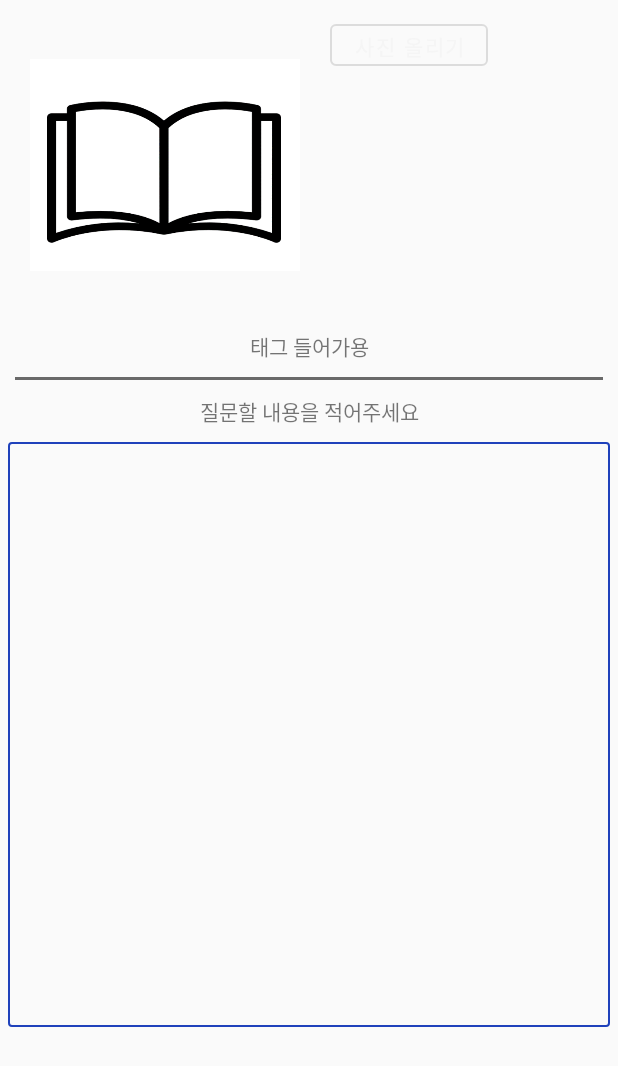
After one commit to SSU-tudy/server, an Android app: the UploadPostFormat screen opened directly, with no data from a screen before it, on a phone screen of 412 x 824 dp. The commit adds this screen. Shown: the top 1066 px of the screen. Run offline under Robolectric (Android 15) with nearby library versions, the phone set to English and light mode, and no system bars.

Commit message:
업로드 버튼 추가 DB 업로드 확인

```diff
--- a/app/src/main/AndroidManifest.xml
+++ b/app/src/main/AndroidManifest.xml
@@ -20,52 +20,71 @@
         android:theme="@style/Theme.Ssuwap"
         tools:targetApi="31">
         <activity
+            android:name=".ui.post.uploadpost.UploadPostFormat"
+            android:exported="true">
+            <intent-filter>
+                <action android:name="android.intent.action.MAIN" />
+
+                <category android:name="android.intent.category.LAUNCHER" />
+            </intent-filter>
+        </activity>
+        <activity
             android:name=".ui.login.RegisterActivity"
             android:exported="false" />
         <activity
             android:name=".ui.login.LoginActivity"
             android:exported="true">
-<!--            <intent-filter>-->
-<!--                <action android:name="android.intent.action.MAIN" />-->
 
-<!--                <category android:name="android.intent.category.LAUNCHER" />-->
-<!--            </intent-filter>-->
+            <!-- <intent-filter> -->
+            <!-- <action android:name="android.intent.action.MAIN" /> -->
+
+
+            <!-- <category android:name="android.intent.category.LAUNCHER" /> -->
+            <!-- </intent-filter> -->
         </activity>
         <activity
             android:name=".MainPostActivity"
             android:exported="true">
-<!--            <intent-filter>-->
-<!--                <action android:name="android.intent.action.MAIN" />-->
 
-<!--                <category android:name="android.intent.category.LAUNCHER" />-->
-<!--            </intent-filter>-->
+            <!-- <intent-filter> -->
+            <!-- <action android:name="android.intent.action.MAIN" /> -->
+
+
+            <!-- <category android:name="android.intent.category.LAUNCHER" /> -->
+            <!-- </intent-filter> -->
         </activity>
         <activity
             android:name=".ui.book.upload.isbn.UploadBookScan"
             android:exported="true">
-<!--            <intent-filter>-->
-<!--                <action android:name="android.intent.action.MAIN" />-->
 
-<!--                <category android:name="android.intent.category.LAUNCHER" />-->
-<!--            </intent-filter>-->
+            <!-- <intent-filter> -->
+            <!-- <action android:name="android.intent.action.MAIN" /> -->
+
+
+            <!-- <category android:name="android.intent.category.LAUNCHER" /> -->
+            <!-- </intent-filter> -->
         </activity>
         <activity
             android:name=".ui.book.upload.UploadBookFormat"
             android:exported="true">
-<!--            <intent-filter>-->
-<!--                <action android:name="android.intent.action.MAIN" />-->
 
-<!--                <category android:name="android.intent.category.LAUNCHER" />-->
-<!--            </intent-filter>-->
+            <!-- <intent-filter> -->
+            <!-- <action android:name="android.intent.action.MAIN" /> -->
+
+
+            <!-- <category android:name="android.intent.category.LAUNCHER" /> -->
+            <!-- </intent-filter> -->
         </activity>
         <activity
             android:name=".ui.book.buying.BuyingActivity"
             android:exported="true">
-<!--            <intent-filter>-->
-<!--                <action android:name="android.intent.action.MAIN" />-->
 
-<!--                <category android:name="android.intent.category.LAUNCHER" />-->
-<!--            </intent-filter>-->
+            <!-- <intent-filter> -->
+            <!-- <action android:name="android.intent.action.MAIN" /> -->
+
+
+            <!-- <category android:name="android.intent.category.LAUNCHER" /> -->
+            <!-- </intent-filter> -->
         </activity>
         <activity
             android:name=".ui.book.selling.SellinglistActivity"
@@ -79,11 +98,13 @@
         <activity
             android:name=".ui.book.main.MainActivity"
             android:exported="true">
-<!--            <intent-filter>-->
-<!--                <action android:name="android.intent.action.MAIN" />-->
 
-<!--                <category android:name="android.intent.category.LAUNCHER" />-->
-<!--            </intent-filter>-->
+            <!-- <intent-filter> -->
+            <!-- <action android:name="android.intent.action.MAIN" /> -->
+
+
+            <!-- <category android:name="android.intent.category.LAUNCHER" /> -->
+            <!-- </intent-filter> -->
         </activity>
     </application>
 
--- /dev/null
+++ b/app/src/main/java/com/example/ssuwap/ui/post/uploadpost/UploadPostFormat.java
@@ -0,0 +1,26 @@
+package com.example.ssuwap.ui.post.uploadpost;
+
+import android.os.Bundle;
+
+import androidx.activity.EdgeToEdge;
+import androidx.appcompat.app.AppCompatActivity;
+import androidx.core.graphics.Insets;
+import androidx.core.view.ViewCompat;
+import androidx.core.view.WindowInsetsCompat;
+
+import com.example.ssuwap.R;
+
+public class UploadPostFormat extends AppCompatActivity {
+
+    @Override
+    protected void onCreate(Bundle savedInstanceState) {
+        super.onCreate(savedInstanceState);
+        EdgeToEdge.enable(this);
+        setContentView(R.layout.activity_upload_post_format);
+        ViewCompat.setOnApplyWindowInsetsListener(findViewById(R.id.main), (v, insets) -> {
+            Insets systemBars = insets.getInsets(WindowInsetsCompat.Type.systemBars());
+            v.setPadding(systemBars.left, systemBars.top, systemBars.right, systemBars.bottom);
+            return insets;
+        });
+    }
+}
--- /dev/null
+++ b/app/src/main/res/drawable/custom_edittext.xml
@@ -0,0 +1,22 @@
+<?xml version="1.0" encoding="utf-8"?>
+<selector xmlns:android="http://schemas.android.com/apk/res/android">
+    <item android:state_focused="true">
+        <shape xmlns:android="http://schemas.android.com/apk/res/android"
+            android:shape="rectangle">
+            <stroke
+                android:width="1dp"
+                android:color="#1F41BB"/>
+            <corners android:radius="2dp"/>
+        </shape>
+    </item>
+
+    <item android:state_focused="false">
+        <shape xmlns:android="http://schemas.android.com/apk/res/android"
+            android:shape="rectangle">
+            <stroke
+                android:width="1dp"
+                android:color="#F1F4FF"/>
+            <corners android:radius="2dp"/>
+        </shape>
+    </item>
+</selector>
--- a/app/src/main/res/layout/activity_upload_book_format.xml
+++ b/app/src/main/res/layout/activity_upload_book_format.xml
@@ -34,7 +34,7 @@
                 android:id = "@+id/upload_bookimage"
                 android:layout_width="200dp"
                 android:layout_height="200dp"
-                android:src="@drawable/samplebook"
+                android:src="@drawable/booksample"
                 android:padding="10dp"
                 />
 
--- /dev/null
+++ b/app/src/main/res/layout/activity_upload_post_format.xml
@@ -0,0 +1,74 @@
+<?xml version="1.0" encoding="utf-8"?>
+<androidx.constraintlayout.widget.ConstraintLayout xmlns:android="http://schemas.android.com/apk/res/android"
+    xmlns:app="http://schemas.android.com/apk/res-auto"
+    xmlns:tools="http://schemas.android.com/tools"
+    android:id="@+id/main"
+    android:layout_width="match_parent"
+    android:layout_height="match_parent"
+    tools:context=".ui.post.uploadpost.UploadPostFormat">
+    <LinearLayout
+        android:layout_width="match_parent"
+        android:layout_height="match_parent"
+        android:orientation="vertical"
+        app:layout_constraintStart_toStartOf="parent"
+        app:layout_constraintTop_toTopOf="parent"
+        app:layout_constraintBottom_toBottomOf="parent"
+        app:layout_constraintEnd_toEndOf="parent">
+
+        <LinearLayout
+            android:layout_width="match_parent"
+            android:layout_height="wrap_content"
+            android:padding="10dp"
+            >
+            <ImageView
+                android:id = "@+id/upload_bookimage"
+                android:layout_width="200dp"
+                android:layout_height="200dp"
+                android:src="@drawable/booksample"
+                android:padding="10dp"
+                />
+
+            <com.google.android.material.button.MaterialButton
+                android:id="@+id/scanBookButton"
+                android:layout_width="wrap_content"
+                android:layout_height="40dp"
+                android:text="사진 올리기"
+                android:layout_marginStart="10dp"
+                style="@style/Widget.MaterialComponents.Button.OutlinedButton"
+                />
+        </LinearLayout>
+
+        <TextView
+            android:layout_width="match_parent"
+            android:layout_height="wrap_content"
+            android:text = "태그 들어가용"
+            android:gravity="center"/>
+
+        <View
+            android:layout_width="match_parent"
+            android:layout_height="2dp"
+            android:layout_marginStart="10dp"
+            android:layout_marginEnd="10dp"
+            android:layout_marginTop="10dp"
+            android:background="#696969"/>
+
+        <TextView
+            android:layout_width="match_parent"
+            android:layout_height="wrap_content"
+            android:text = "질문할 내용을 적어주세요"
+            android:layout_marginTop="10dp"
+            android:layout_marginBottom="10dp"
+            android:gravity="center"/>
+
+        <EditText
+            android:id="@+id/postDetailInfo"
+            android:layout_width="match_parent"
+            android:layout_height="390dp"
+            android:layout_marginStart="5dp"
+            android:layout_marginEnd="5dp"
+            android:background="@drawable/custom_edittext"/>
+
+
+    </LinearLayout>
+
+</androidx.constraintlayout.widget.ConstraintLayout>
```
Also changed, not shown: app/src/main/res/drawable/booksample.png (added), app/src/main/res/drawable/samplebook.png (deleted).
